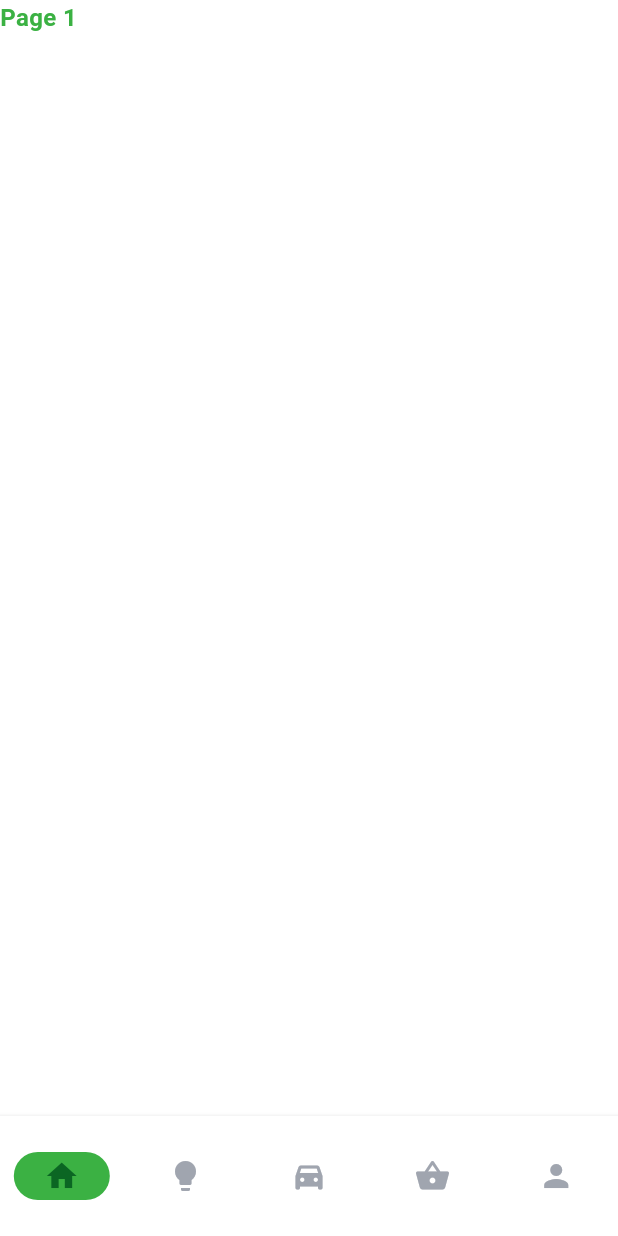
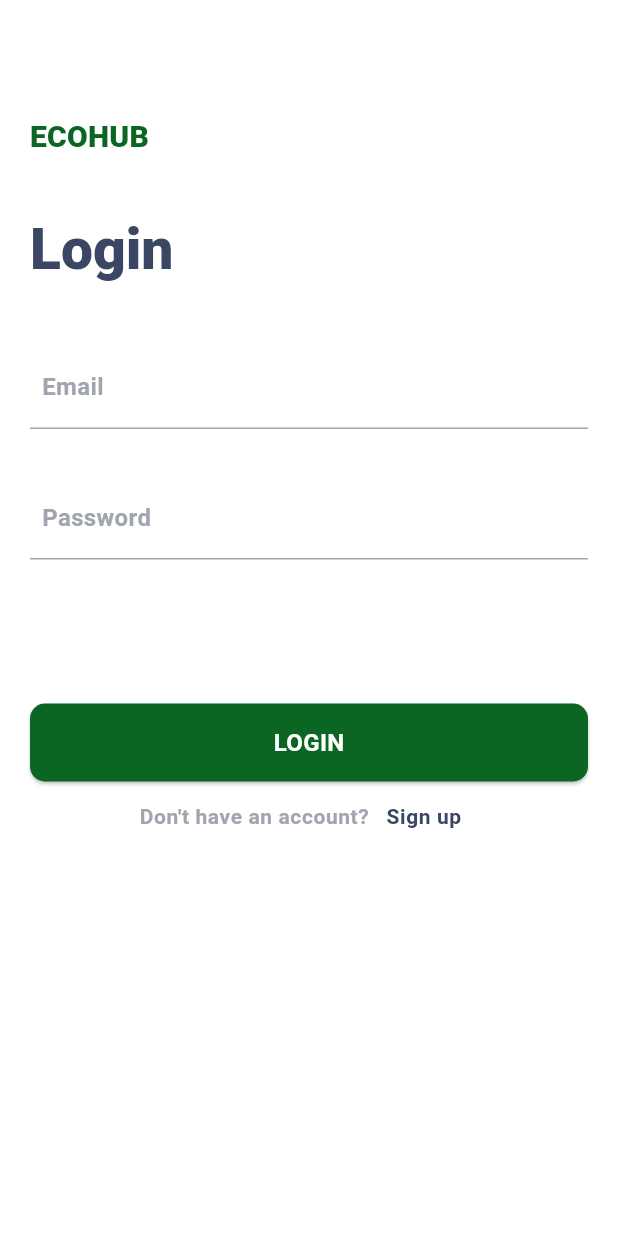
Before and after one commit to Davidferl/Ninety, a Flutter app: the screen it shows after launch, on a phone screen of 412 x 824 dp. Run offline on Flutter 3.47's test engine with Material 3 defaults, Android fonts, the phone set to English and light mode, and no system bars; our stand-ins replace cloud_firestore, device_preview, dio, firebase_auth, flutter_hooks, get_it and 1 more; missing offline and left inert: animated_digit; accounts and stored records are empty; Roboto replaces fonts that are missing (Poppins).

Commit message:
Add enum routes

```diff
--- a/lib/injection_container.dart
+++ b/lib/injection_container.dart
@@ -13,9 +13,8 @@ void setupLocator() {
   // API
   locator.registerLazySingleton<HttpClient>(() => HttpClientImpl(locator()));
 
-
   //External
-    locator.registerLazySingleton(() => Dio());
+  locator.registerLazySingleton(() => Dio());
 
   // Repository
   locator.registerLazySingleton(() => UserRepository());
--- a/lib/main.dart
+++ b/lib/main.dart
@@ -1,3 +1,4 @@
+import 'package:bonne_reponse/src/view/account/login.dart';
 import 'package:bonne_reponse/src/view/home/home.dart';
 import 'package:bonne_reponse/src/view/startup/startup.dart';
 import 'package:bonne_reponse/src/theme/theme.dart';
@@ -5,23 +6,30 @@ import 'package:device_preview/device_preview.dart';
 import 'package:flutter/material.dart';
 import 'package:go_router/go_router.dart';
 
+enum Routes { home, startup, login }
+
 final _router = GoRouter(
   initialLocation: '/startup',
   routes: [
     GoRoute(
-      name: 'home',
+      name: Routes.home.name,
       path: '/home',
       builder: (context, state) => const Home(title: "default"),
     ),
     GoRoute(
-      name: 'startup',
+      name: Routes.startup.name,
       path: '/startup',
       builder: (context, state) => const Startup(),
     ),
+    GoRoute(
+      name: Routes.login.name,
+      path: '/login',
+      builder: (context, state) => const Login(),
+    )
   ],
 );
 
-//TODO add useful stuff from last year's main.dart
+// TODO add useful stuff from last year's main.dart
 void main() {
   runApp(DevicePreview(
     enabled: false,
--- a/lib/src/view/account/login.dart
+++ b/lib/src/view/account/login.dart
@@ -1 +1,126 @@
-//TODO implement
+import 'package:bonne_reponse/helpers/ui_helpers.dart';
+import 'package:bonne_reponse/main.dart';
+import 'package:bonne_reponse/src/theme/colors.dart';
+import 'package:bonne_reponse/src/view/account/validators.dart';
+import 'package:bonne_reponse/src/view/widgets/bottom_button.dart';
+import 'package:bonne_reponse/src/view/widgets/text_input.dart';
+import 'package:flutter/material.dart';
+import 'package:flutter_hooks/flutter_hooks.dart';
+
+class Login extends HookWidget {
+  const Login({super.key});
+
+  @override
+  Widget build(BuildContext context) {
+    final GlobalKey<FormState> formKey = GlobalKey<FormState>();
+
+    final emailController = useTextEditingController();
+    final passwordController = useTextEditingController();
+
+    final isLoading = useState(false);
+
+    Future<void> login() async {
+      final email = emailController.text;
+      final password = passwordController.text;
+
+      // if (formKey.currentState!.validate()) {
+      //   isLoading.value = true;
+
+      //   try {
+      //     isLoading.value = false;
+      //     AuthService authService = locator<AuthService>();
+      //     await authService.login(email, password);
+
+      //     if (context.mounted) {
+      //       Navigator.pushReplacementNamed(context, Routes.hub.name);
+      //     }
+      //   } on AuthenticationException catch (e) {
+      //     isLoading.value = false;
+      //     showDialog(
+      //       context: context,
+      //       builder: (BuildContext context) => ErrorDialog(
+      //         title: "Oops",
+      //         message: e.message,
+      //         buttonText: "OK",
+      //       ),
+      //     );
+      //   }
+      // }
+    }
+
+    return Scaffold(
+      body: SingleChildScrollView(
+        child: Padding(
+          padding: const EdgeInsets.fromLTRB(20, 76, 20, 24),
+          child: Form(
+            key: formKey,
+            child: Column(
+              mainAxisAlignment: MainAxisAlignment.center,
+              crossAxisAlignment: CrossAxisAlignment.start,
+              children: [
+                Text(
+                  "ECOHUB",
+                  style: Theme.of(context).textTheme.titleMedium!.copyWith(
+                        color: kcPrimary,
+                      ),
+                ),
+                verticalSpace(36),
+                Text(
+                  "Login",
+                  style: Theme.of(context).textTheme.headlineMedium!.copyWith(
+                        color: kcPrimaryVariant,
+                      ),
+                ),
+                verticalSpace(40),
+                CustomTextInput(
+                  textInputAction: TextInputAction.next,
+                  controller: emailController,
+                  validator: validateEmail,
+                  keyboardType: TextInputType.emailAddress,
+                  labelText: "Email",
+                ),
+                verticalSpace(32),
+                CustomTextInput(
+                  textInputAction: TextInputAction.done,
+                  controller: passwordController,
+                  validator: validatePassword,
+                  keyboardType: TextInputType.text,
+                  obscureText: true,
+                  labelText: "Password",
+                ),
+                verticalSpace(96),
+                BottomButton(
+                  onPressed: () => login(),
+                  title: "Login",
+                ),
+                Row(
+                  mainAxisAlignment: MainAxisAlignment.center,
+                  children: [
+                    Text(
+                      "Don't have an account?",
+                      style: Theme.of(context)
+                          .textTheme
+                          .bodySmall!
+                          .copyWith(color: kcLightSecondary),
+                    ),
+                    TextButton(
+                      onPressed: () => Navigator.pushReplacementNamed(
+                          context, Routes.home.name),
+                      child: Text(
+                        "Sign up",
+                        style: Theme.of(context)
+                            .textTheme
+                            .bodySmall!
+                            .copyWith(color: kcPrimaryVariant),
+                      ),
+                    ),
+                  ],
+                ),
+              ],
+            ),
+          ),
+        ),
+      ),
+    );
+  }
+}
--- a/lib/src/view/startup/startup.dart
+++ b/lib/src/view/startup/startup.dart
@@ -1,4 +1,5 @@
 import 'package:bonne_reponse/helpers/ui_helpers.dart';
+import 'package:bonne_reponse/main.dart';
 import 'package:flutter/material.dart';
 import 'package:flutter_hooks/flutter_hooks.dart';
 import 'package:go_router/go_router.dart';
@@ -24,7 +25,7 @@ class Startup extends HookWidget {
 
     useEffect(() {
       Future.delayed(const Duration(seconds: 3), () {
-        context.goNamed("home");
+        context.goNamed(Routes.login.name);
       });
       return null;
     }, []);
```
Also changed, not shown: 2 other files.
